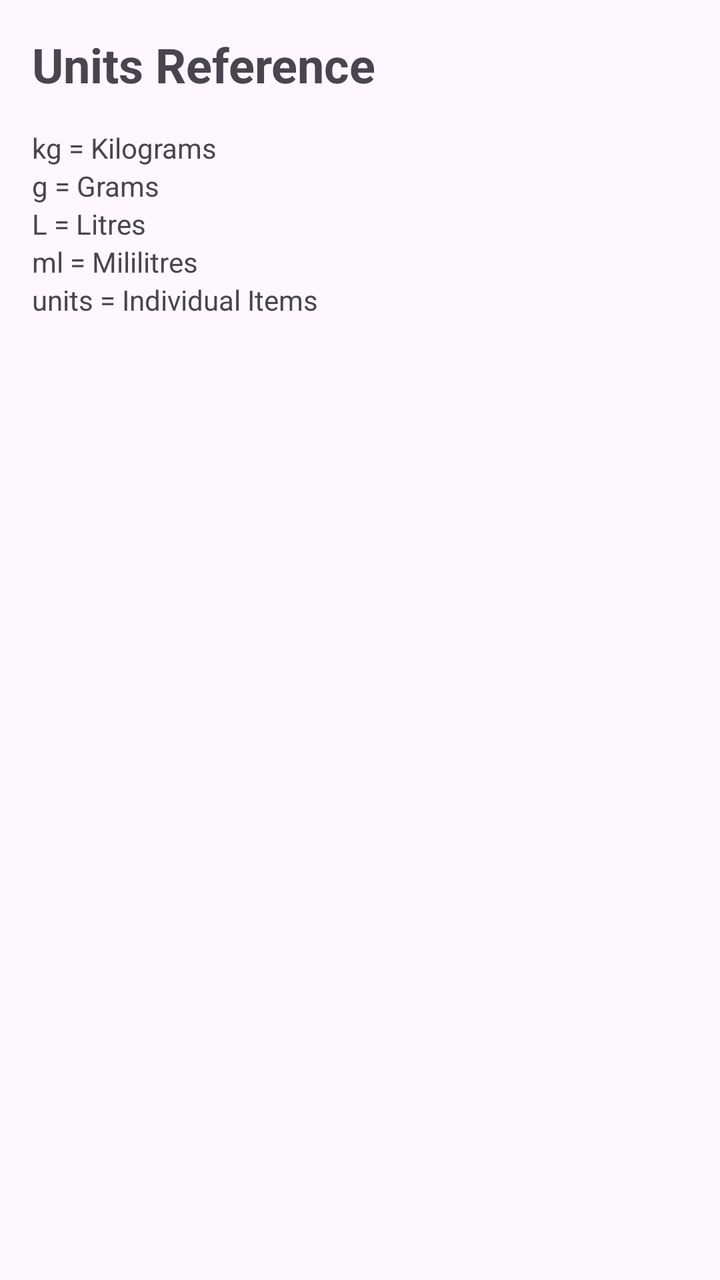
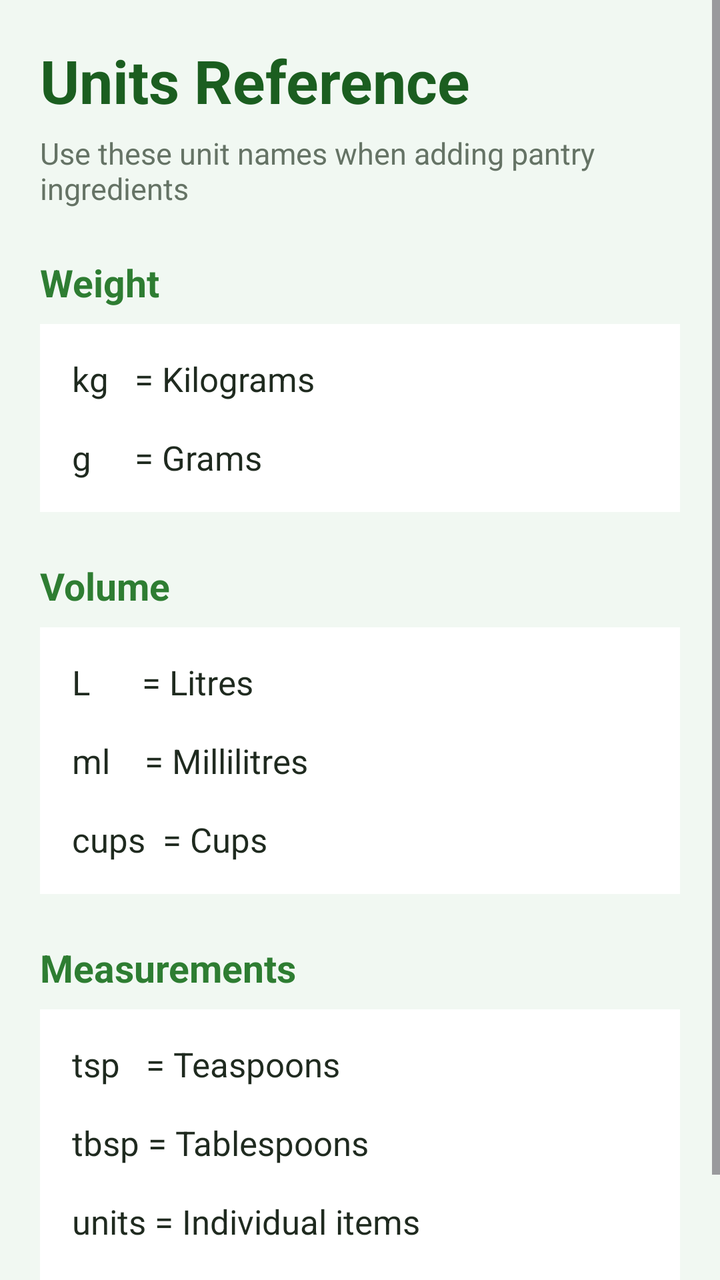

Before-and-after screenshots of an Android layout around one commit, followed by the original layout XML and the change that was made.
<!-- AndroidManifest.xml: application theme Theme.SmartPantryManager -->
<!-- res/layout/activity_units_reference.xml -->
<?xml version="1.0" encoding="utf-8"?>
<ScrollView xmlns:android="http://schemas.android.com/apk/res/android"
    android:layout_width="match_parent"
    android:layout_height="match_parent">

    <LinearLayout
        android:orientation="vertical"
        android:padding="16dp"
        android:layout_width="match_parent"
        android:layout_height="wrap_content">

        <TextView
            android:text="Units Reference"
            android:textSize="24sp"
            android:textStyle="bold"
            android:layout_width="wrap_content"
            android:layout_height="wrap_content" />

        <TextView
            android:text="kg = Kilograms"
            android:layout_marginTop="16dp"
            android:layout_width="wrap_content"
            android:layout_height="wrap_content" />

        <TextView
            android:text="g = Grams"
            android:layout_width="wrap_content"
            android:layout_height="wrap_content" />

        <TextView
            android:text="L = Litres"
            android:layout_width="wrap_content"
            android:layout_height="wrap_content" />

        <TextView
            android:text="ml = Mililitres"
            android:layout_width="wrap_content"
            android:layout_height="wrap_content" />

        <TextView
            android:text="units = Individual Items"
            android:layout_width="wrap_content"
            android:layout_height="wrap_content" />

    </LinearLayout>

</ScrollView>
<!-- resources referenced by this layout -->
<resources>
  <style name="Theme.SmartPantryManager" parent="Base.Theme.SmartPantryManager" />
  <style name="Base.Theme.SmartPantryManager" parent="Theme.Material3.DayNight.NoActionBar">
          
          
      </style>
</resources>

<!-- the commit's change to res/layout/activity_units_reference.xml (unified diff, before → after) -->
@@ -1,46 +1,88 @@
 <?xml version="1.0" encoding="utf-8"?>
-<ScrollView xmlns:android="http://schemas.android.com/apk/res/android"
+<ScrollView
+    xmlns:android="http://schemas.android.com/apk/res/android"
     android:layout_width="match_parent"
-    android:layout_height="match_parent">
+    android:layout_height="match_parent"
+    android:background="@color/green_very_light">
 
     <LinearLayout
+        android:layout_width="match_parent"
+        android:layout_height="wrap_content"
         android:orientation="vertical"
-        android:padding="16dp"
-        android:layout_width="match_parent"
-        android:layout_height="wrap_content">
+        android:padding="20dp">
 
         <TextView
+            android:layout_width="wrap_content"
+            android:layout_height="wrap_content"
             android:text="Units Reference"
-            android:textSize="24sp"
-            android:textStyle="bold"
-            android:layout_width="wrap_content"
-            android:layout_height="wrap_content" />
+            android:textColor="@color/green_dark"
+            android:textSize="30sp"
+            android:textStyle="bold" />
 
         <TextView
-            android:text="kg = Kilograms"
-            android:layout_marginTop="16dp"
             android:layout_width="wrap_content"
-            android:layout_height="wrap_content" />
+            android:layout_height="wrap_content"
+            android:layout_marginTop="6dp"
+            android:layout_marginBottom="24dp"
+            android:text="Use these unit names when adding pantry ingredients"
+            android:textColor="@color/text_secondary"
+            android:textSize="15sp" />
 
         <TextView
-            android:text="g = Grams"
-            android:layout_width="wrap_content"
-            android:layout_height="wrap_content" />
+            android:layout_width="match_parent"
+            android:layout_height="wrap_content"
+            android:text="Weight"
+            android:textColor="@color/green_primary"
+            android:textSize="19sp"
+            android:textStyle="bold"
+            android:layout_marginBottom="8dp" />
 
         <TextView
-            android:text="L = Litres"
-            android:layout_width="wrap_content"
-            android:layout_height="wrap_content" />
+            android:layout_width="match_parent"
+            android:layout_height="wrap_content"
+            android:text="kg   = Kilograms\n\ng     = Grams"
+            android:textColor="@color/text_primary"
+            android:textSize="17sp"
+            android:padding="16dp"
+            android:background="@color/White" />
 
         <TextView
-            android:text="ml = Mililitres"
-            android:layout_width="wrap_content"
-            android:layout_height="wrap_content" />
+            android:layout_width="match_parent"
+            android:layout_height="wrap_content"
+            android:text="Volume"
+            android:textColor="@color/green_primary"
+            android:textSize="19sp"
+            android:textStyle="bold"
+            android:layout_marginTop="24dp"
+            android:layout_marginBottom="8dp" />
 
         <TextView
-            android:text="units = Individual Items"
-            android:layout_width="wrap_content"
-            android:layout_height="wrap_content" />
+            android:layout_width="match_parent"
+            android:layout_height="wrap_content"
+            android:text="L      = Litres\n\nml    = Millilitres\n\ncups  = Cups"
+            android:textColor="@color/text_primary"
+            android:textSize="17sp"
+            android:padding="16dp"
+            android:background="@color/White" />
+
+        <TextView
+            android:layout_width="match_parent"
+            android:layout_height="wrap_content"
+            android:text="Measurements"
+            android:textColor="@color/green_primary"
+            android:textSize="19sp"
+            android:textStyle="bold"
+            android:layout_marginTop="24dp"
+            android:layout_marginBottom="8dp" />
+
+        <TextView
+            android:layout_width="match_parent"
+            android:layout_height="wrap_content"
+            android:text="tsp   = Teaspoons\n\ntbsp = Tablespoons\n\nunits = Individual items\n\nslices = Sliced items"
+            android:textColor="@color/text_primary"
+            android:textSize="17sp"
+            android:padding="16dp"
+            android:background="@color/White" />
 
     </LinearLayout>
 
<!-- resource entries referenced after the edit -->
@@ -1,5 +1,11 @@
 <!-- resources referenced by this layout -->
 <resources>
+  <color name="White">#FFFFFF</color>
+  <color name="green_dark">#1B5E20</color>
+  <color name="green_primary">#2E7D32</color>
+  <color name="green_very_light">#F1F8F2</color>
+  <color name="text_primary">#1F2A1F</color>
+  <color name="text_secondary">#657365</color>
   <style name="Theme.SmartPantryManager" parent="Base.Theme.SmartPantryManager" />
   <style name="Base.Theme.SmartPantryManager" parent="Theme.Material3.DayNight.NoActionBar">
           
